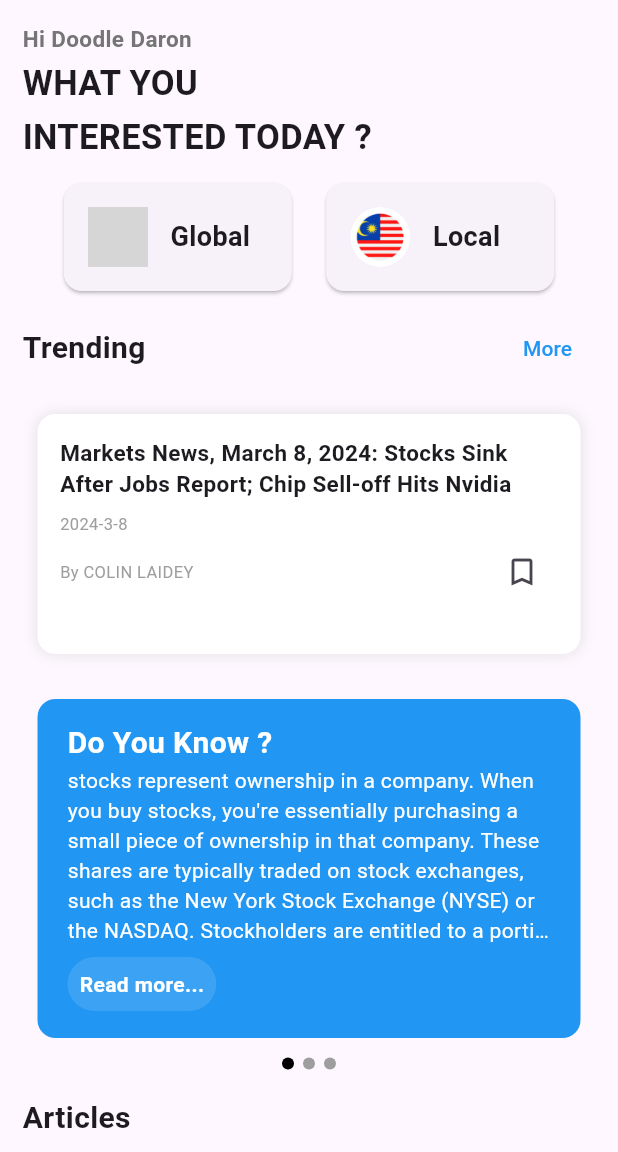
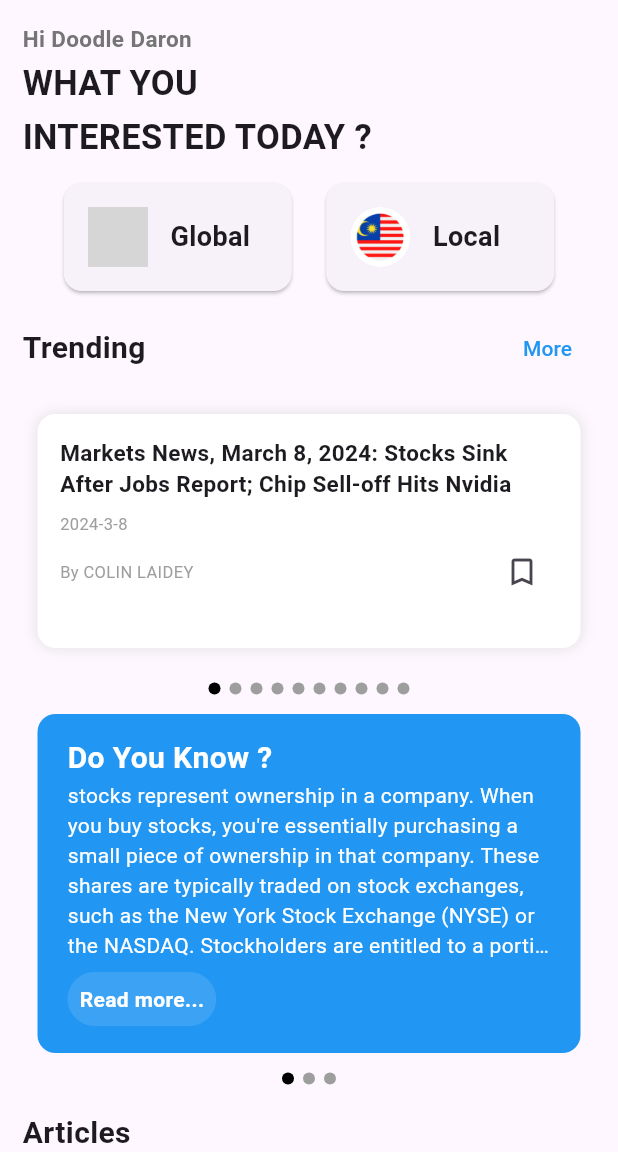
Before and after one commit to alpha031117/Finwise, a Flutter app: the HomeScreen screen opened directly, on a phone screen of 412 x 824 dp, the part 84-1236 px from its top. Run offline on Flutter 3.47's test engine with Material 3 defaults, Android fonts, the phone set to English and light mode, and no system bars; our stand-ins replace audioplayers, bloc, carousel_slider, equatable, fl_chart, flutter_bloc and 5 more; grey boxes are pictures that could not be loaded.

Commit message:
updated status dot done for news

```diff
--- a/lib/screens/home/ui/home_screen.dart
+++ b/lib/screens/home/ui/home_screen.dart
@@ -139,6 +139,9 @@ class _HomeScreenState extends State<HomeScreen> {
                 SizedBox(
                   height: 200, // Adjust the height as needed
                   child: NewsCard(newss: newss),
+                ),
+                SizedBox(
+                  height: 10,
                 ),
 
                 SizedBox(
--- a/lib/screens/home/ui/widgets/Card/info_card.dart
+++ b/lib/screens/home/ui/widgets/Card/info_card.dart
@@ -155,6 +155,7 @@ class _InfoCardState extends State<InfoCard> {
             ),
           ),
         ),
+
       ],
     );
   }
--- a/lib/screens/home/ui/widgets/Card/news_card.dart
+++ b/lib/screens/home/ui/widgets/Card/news_card.dart
@@ -1,4 +1,5 @@
 import 'package:flutter/material.dart';
+import 'package:flutter/widgets.dart';
 import 'package:vhack_finwise_app/model/new.dart';
 import 'package:vhack_finwise_app/data/news.dart';
 import 'package:vhack_finwise_app/screens/home/ui/news_screen.dart';
@@ -9,12 +10,12 @@ class NewsCard extends StatefulWidget {
   NewsCard({required this.newss}); // Constructor to receive articles
 
   @override
-  State<NewsCard> createState() => _news_cardState();
+  State<NewsCard> createState() => _NewsCardState();
 }
 
-class _news_cardState extends State<NewsCard> {
+class _NewsCardState extends State<NewsCard> {
+  int _currentPage = 0;
   late final PageController _pageController;
-  List<News> newsdata = NewDatabase.newss;
 
   @override
   void initState() {
@@ -32,10 +33,16 @@ class _news_cardState extends State<NewsCard> {
   Widget build(BuildContext context) {
     return Column(
       children: [
-        SizedBox(
+        Expanded(
+          child: SizedBox(
             height: 180,
             child: PageView.builder(
               controller: _pageController,
+              onPageChanged: (int page) {
+                setState(() {
+                  _currentPage = page;
+                });
+              },
               itemBuilder: (_, index) {
                 final newss = widget.newss[index];
                 return GestureDetector(
@@ -43,17 +50,14 @@ class _news_cardState extends State<NewsCard> {
                     Navigator.push(
                       context,
                       MaterialPageRoute(
-                      builder: (context) =>
-                          NewsScreen(news: widget.newss[index]),
+                        builder: (context) => NewsScreen(news: widget.newss[index]),
                       ),
                     );
                   },
                   child: Padding(
-                  padding: const EdgeInsets.symmetric(
-                      horizontal: 10.0, vertical: 10),
+                    padding: const EdgeInsets.symmetric(horizontal: 10.0, vertical: 10),
                     child: Container(
-                    width: MediaQuery.of(context).size.width *
-                        0.8, // Adjust width as needed
+                      width: MediaQuery.of(context).size.width * 0.8, // Adjust width as needed
                       height: 200,
                       decoration: BoxDecoration(
                         borderRadius: BorderRadius.circular(12.0),
@@ -66,7 +70,6 @@ class _news_cardState extends State<NewsCard> {
                           ),
                         ],
                       ),
-
                       child: Padding(
                         padding: const EdgeInsets.all(15.0),
                         child: Column(
@@ -84,36 +87,31 @@ class _news_cardState extends State<NewsCard> {
                             SizedBox(height: 8.0),
                             Text(
                               '${newss.date.year}-${newss.date.month}-${newss.date.day}',
-                            style:
-                                TextStyle(fontSize: 11.0, color: Colors.grey),
+                              style: TextStyle(fontSize: 11.0, color: Colors.grey),
                             ),
                             Row(
                               mainAxisAlignment: MainAxisAlignment.spaceBetween,
                               children: [
                                 Text(
                                   'By ${newss.author}',
-                                style: TextStyle(
-                                    fontSize: 11.0, color: Colors.grey),
+                                  style: TextStyle(fontSize: 11.0, color: Colors.grey),
                                 ),
                                 IconButton(
                                   icon: Icon(
                                     newss.isBookMarked // Use isBookMarked from newss directly
                                         ? Icons.bookmark
                                         : Icons.bookmark_border,
-                                  color:
-                                      newss.isBookMarked ? Colors.blue : null,
+                                    color: newss.isBookMarked ? Colors.blue : null,
                                   ),
                                   onPressed: () {
                                     setState(() {
                                       newss.isBookMarked = !newss.isBookMarked;
                                       if (newss.isBookMarked) {
                                         // If bookmarked, add the news to savedNews
-                                      SavedNewsDatabase.addSavedNewsCard(
-                                          widget.newss[index]);
+                                        SavedNewsDatabase.addSavedNewsCard(widget.newss[index]);
                                       } else {
                                         // If unbookmarked, remove the news from savedNews
-                                      SavedNewsDatabase.removeSavedNewsCard(
-                                          widget.newss[index]);
+                                        SavedNewsDatabase.removeSavedNewsCard(widget.newss[index]);
                                       }
                                     });
                                     // You may want to save the updated bookmark status here
@@ -132,6 +130,23 @@ class _news_cardState extends State<NewsCard> {
               physics: PageScrollPhysics(), // Enable smooth scrolling
             ),
           ),
+        ),
+        SizedBox(height: 10),
+        Row(
+          mainAxisAlignment: MainAxisAlignment.center,
+          children: List.generate(
+            widget.newss.length,
+            (index) => Container(
+              margin: EdgeInsets.all(3.0),
+              width: 8.0,
+              height: 8.0,
+              decoration: BoxDecoration(
+                shape: BoxShape.circle,
+                color: _currentPage == index ? Colors.black : Colors.grey,
+              ),
+            ),
+          ),
+        ),
       ],
     );
   }
```
Lines whose indentation alone changed are shown as unchanged.
